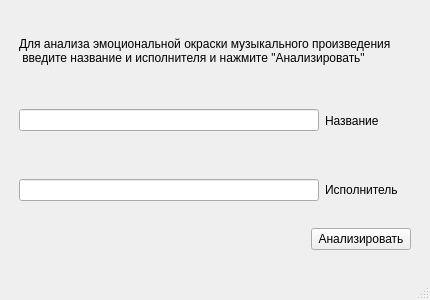
The window that tone.ui (GlebKirsan/repka) describes before a commit, drawn with Qt 5.
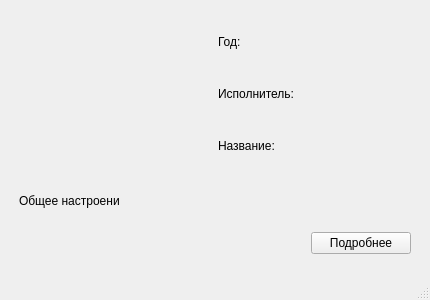
The same window after the commit.

Commit message: tone's updated, .py files created

Diff of the .ui file:
```diff
--- a/tone.ui
+++ b/tone.ui
@@ -20,64 +20,122 @@
       <x>19</x>
       <y>19</y>
       <width>392</width>
-      <height>231</height>
+      <height>235</height>
      </rect>
     </property>
     <layout class="QVBoxLayout" name="mainVerticalLayout">
      <item>
-      <widget class="QLabel" name="label">
-       <property name="text">
-        <string>Для анализа эмоциональной окраски музыкального произведения
- введите название и исполнителя и нажмите &quot;Анализировать&quot;</string>
-       </property>
-       <property name="wordWrap">
-        <bool>true</bool>
-       </property>
-      </widget>
-     </item>
-     <item>
-      <layout class="QHBoxLayout" name="nameHorizontalLayout">
+      <layout class="QHBoxLayout" name="infoHorizontalLayout">
        <item>
-        <widget class="QLineEdit" name="nameLineEdit">
-         <property name="maximumSize">
-          <size>
-           <width>300</width>
-           <height>16777215</height>
-          </size>
-         </property>
-        </widget>
-       </item>
-       <item>
-        <widget class="QLabel" name="nameLabel">
-         <property name="text">
-          <string>Название</string>
-         </property>
-        </widget>
-       </item>
-      </layout>
-     </item>
-     <item>
-      <layout class="QHBoxLayout" name="authorHorizontalLayout">
-       <item>
-        <widget class="QLineEdit" name="authorLineEdit">
+        <widget class="QLabel" name="imageLabel">
          <property name="minimumSize">
           <size>
            <width>0</width>
-           <height>0</height>
+           <height>150</height>
           </size>
          </property>
+         <property name="text">
+          <string/>
+         </property>
+        </widget>
+       </item>
+       <item>
+        <layout class="QVBoxLayout" name="commonInfoVerticalLayout">
+         <item>
+          <layout class="QHBoxLayout" name="yearHorizontalLayout">
+           <item>
+            <widget class="QLabel" name="textYearLabel">
+             <property name="maximumSize">
+              <size>
+               <width>30</width>
+               <height>16777215</height>
+              </size>
+             </property>
+             <property name="text">
+              <string>Год:</string>
+             </property>
+            </widget>
+           </item>
+           <item>
+            <widget class="QLabel" name="yearLabel">
+             <property name="text">
+              <string/>
+             </property>
+            </widget>
+           </item>
+          </layout>
+         </item>
+         <item>
+          <layout class="QHBoxLayout" name="authorHorizontalLayout">
+           <item>
+            <widget class="QLabel" name="textAuthorLabel">
+             <property name="maximumSize">
+              <size>
+               <width>75</width>
+               <height>16777215</height>
+              </size>
+             </property>
+             <property name="text">
+              <string>Исполнитель:</string>
+             </property>
+            </widget>
+           </item>
+           <item>
+            <widget class="QLabel" name="authorLabel">
+             <property name="text">
+              <string/>
+             </property>
+            </widget>
+           </item>
+          </layout>
+         </item>
+         <item>
+          <layout class="QHBoxLayout" name="nameHorizontalLayout">
+           <item>
+            <widget class="QLabel" name="textNameLabel">
+             <property name="maximumSize">
+              <size>
+               <width>60</width>
+               <height>16777215</height>
+              </size>
+             </property>
+             <property name="text">
+              <string>Название:</string>
+             </property>
+            </widget>
+           </item>
+           <item>
+            <widget class="QLabel" name="nameLabel">
+             <property name="text">
+              <string/>
+             </property>
+            </widget>
+           </item>
+          </layout>
+         </item>
+        </layout>
+       </item>
+      </layout>
+     </item>
+     <item>
+      <layout class="QHBoxLayout" name="horizontalLayout">
+       <item>
+        <widget class="QLabel" name="textMoodLabel">
          <property name="maximumSize">
           <size>
-           <width>300</width>
+           <width>100</width>
            <height>16777215</height>
           </size>
          </property>
+         <property name="text">
+          <string>Общее настроение:</string>
+         </property>
         </widget>
        </item>
        <item>
-        <widget class="QLabel" name="authorLabel">
+        <widget class="QLabel" name="moodLabel">
          <property name="text">
-          <string>Исполнитель</string>
+          <string/>
          </property>
         </widget>
        </item>
@@ -107,7 +165,7 @@
           </size>
          </property>
          <property name="text">
-          <string>Анализировать</string>
+          <string>Подробнее</string>
          </property>
         </widget>
        </item>
```
Left out of the diff: 2 changed lines with no effect on the pictures. The commit also changes 2 other files.
